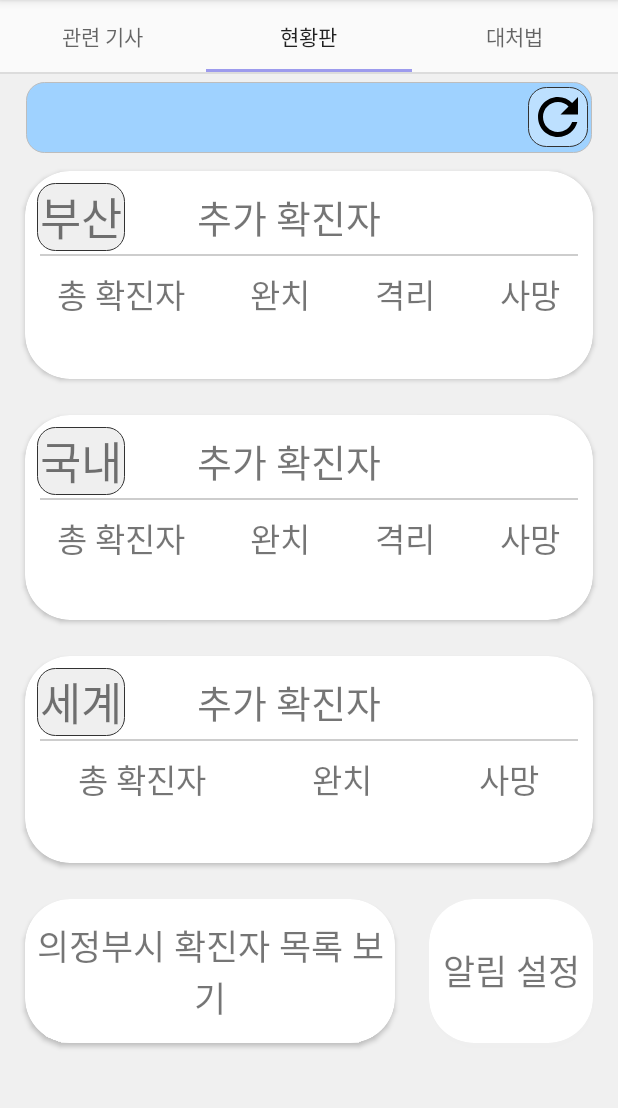
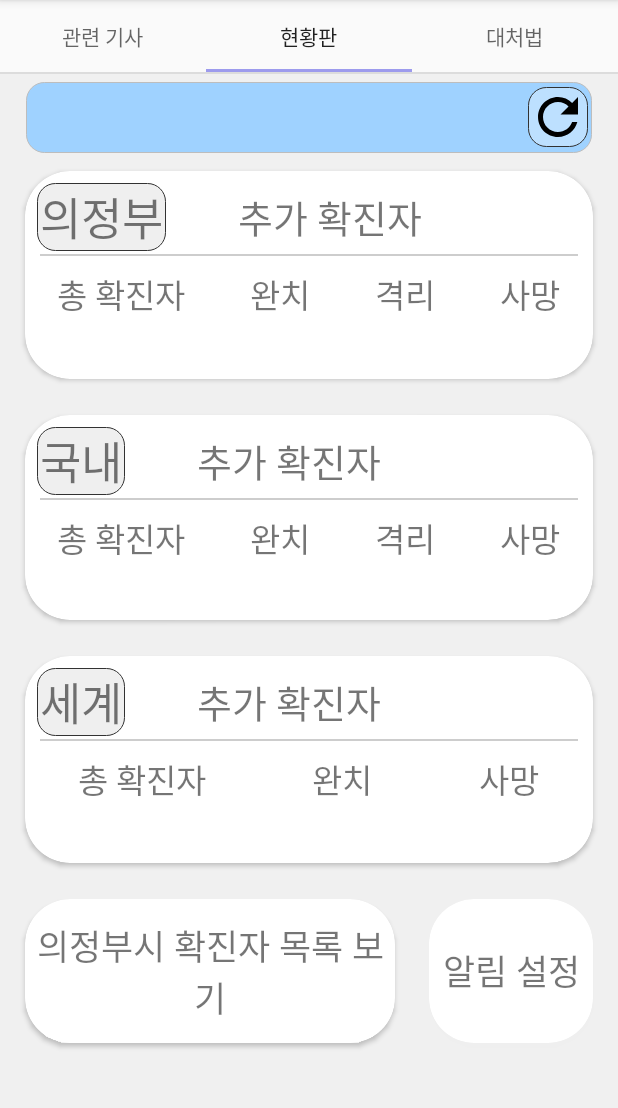
Before and after one commit to pinocchio22/Corona_ujb, an Android app: the screen it shows after launch (MainActivity), tab 2 chosen, on a phone screen of 412 x 824 dp, the part 84-1192 px from its top. Run offline under Robolectric (Android 15) with nearby library versions, the phone set to English and light mode, and no system bars; our stand-ins replace data binding; 23 statements that could not run were skipped.

Commit message:
fix : fragment_board.xml
부산 -> 의정부

```diff
--- a/app/src/main/res/layout/fragment_board.xml
+++ b/app/src/main/res/layout/fragment_board.xml
@@ -69,7 +69,7 @@
             android:layout_height="wrap_content"
             android:paddingLeft="2dp"
             android:paddingRight="2dp"
-            android:text="부산"
+            android:text="의정부"
             android:layout_margin="8dp"
             android:textSize="30dp">
         </TextView>
```
